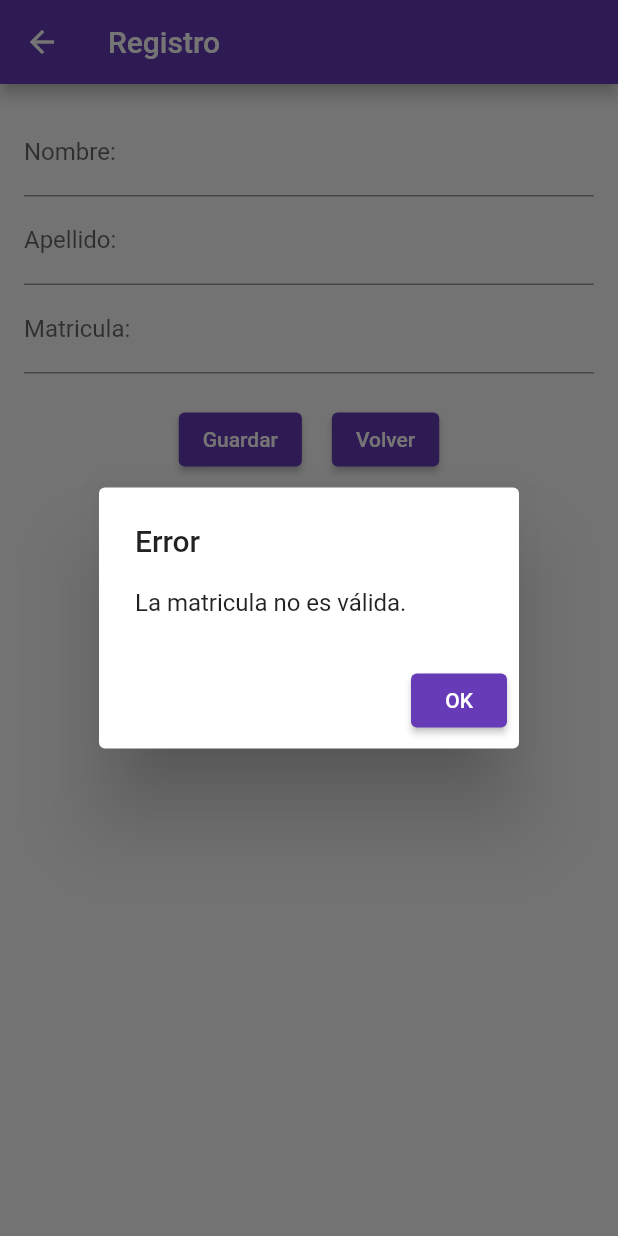
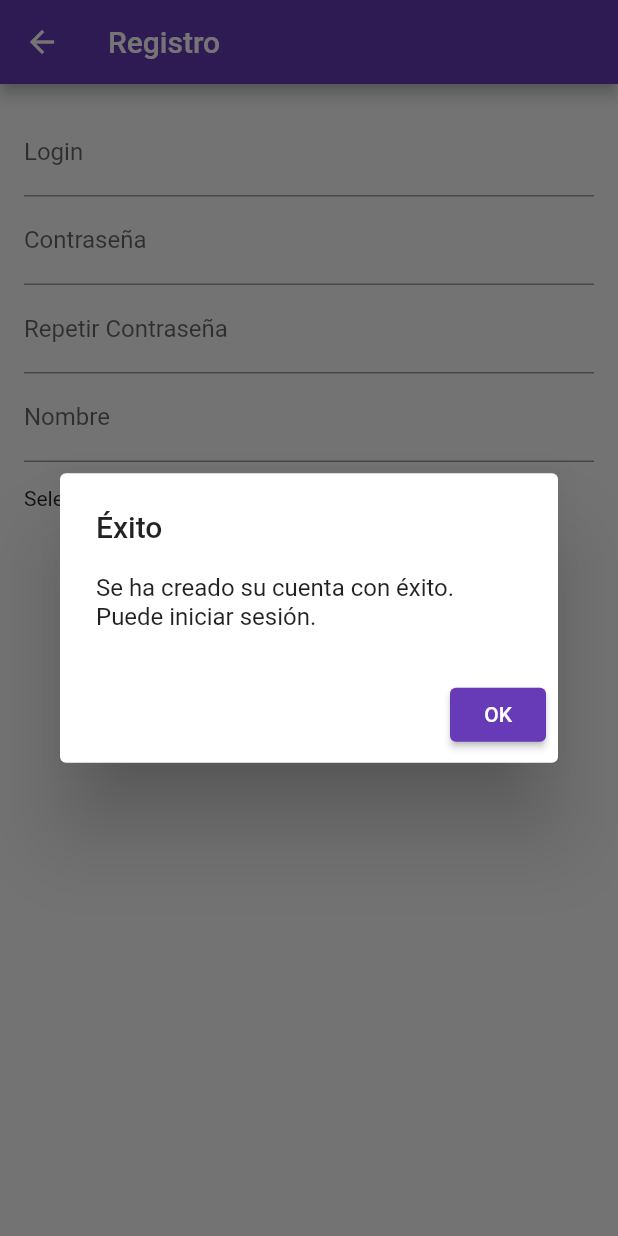
Before and after one commit to EmoMeza/proyecto-informatico, a Flutter app: the Registro screen opened directly, after a tap on "Guardar", on a phone screen of 412 x 824 dp. Run offline on Flutter 3.47's test engine with Material 2 defaults, Android fonts, the phone set to English and light mode, and no system bars; our stand-ins replace carousel_slider, shared_preferences; accounts and stored records are empty.

Commit message:
Revert "Merge branch 'main-para-merge-de-front' into alvaro"
This reverts commit 74b53d541115e0d4839532635db9c8533d07459f, reversing
changes made to 7091749dad1f8e8f4d602887803f2f32035e21f5.

```diff
--- a/frontend/lib/api_services.dart
+++ b/frontend/lib/api_services.dart
@@ -580,57 +580,6 @@ class ApiService {
 
   // -----------------Alumnos-----------------------
 
-  // Función para añadir un alumno
-  // Parametros: nombre, matricula, Map<String, dynamic> data
-  // Retorna: success, data, message
-  static Future<ApiResponse> postAlumno(String nombre, String apellido,
-      int matricula, Map<String, dynamic> data) async {
-    // Unify the data into a single object
-    data['nombre'] = nombre;
-    data['apellido'] = apellido;
-    data['matricula'] = matricula;
-
-    // Check if the matricula has at least 4 digits
-    if ('$matricula'.length < 4) {
-      return ApiResponse(
-          false, {}, 'La matricula $matricula no tiene el mínimo de 4 dígitos');
-    }
-
-    // password = 4 primeros digitos de la matricula + 2 primeras letras del nombre + 2 primeras letras del apellido
-    final password = '$matricula'.substring(0, 4) +
-        nombre.toLowerCase().substring(0, 2) +
-        apellido.toLowerCase().substring(0, 2);
-    data['contraseña'] = password;
-
-    final url = Uri.parse(
-        '$_baseUrl/add/alumno?nombre=$nombre&matricula=$matricula&apellido=$apellido');
-    final jsonBody = json.encode(data);
-
-    try {
-      final response = await http.post(
-        url,
-        headers: {
-          "Content-Type": "application/json",
-        },
-        body: jsonBody,
-      );
-
-      if (response.statusCode == 200) {
-        final responseBody = response.body;
-        // Ya existe el alumno en la bdd
-        if (responseBody.startsWith('El alumno')) {
-          return ApiResponse(false, {}, responseBody);
-        } else {
-          return ApiResponse(true, {}, 'Se ha insertado correctamente');
-        }
-      } else {
-        return ApiResponse(false, {}, 'Error en el servidor');
-      }
-    } catch (error) {
-      return ApiResponse(false, {}, 'Error en la petición: $error');
-    }
-  }
-
   // Funcion para obtener un alumno
   // Parametros: matricula
   // Retorna: success, data, message
@@ -995,41 +944,4 @@ class ApiService {
       return ApiResponse(false, {}, 'Error en la peticion');
     }
   }
-
-  // Función para realizar el inicio de sesión
-  // Parametros: username, password
-  // Retorna: success
-  static Future<ApiResponse> login(String matricula, String password) async {
-    final url = Uri.parse(
-        '$_baseUrl/users/login?matricula=$matricula&password=$password');
-
-    // Crear un mapa con las credenciales del usuario
-    final credentials = {
-      'matricula': matricula,
-      'password': password,
-    };
-
-    final jsonBody = json.encode(credentials);
-
-    // Realiza la solicitud POST para autenticar al usuario
-    final response = await http.post(
-      url,
-      headers: {
-        "Content-Type": "application/json",
-      },
-      body: jsonBody,
-    );
-
-    if (response.statusCode == 200) {
-      final responseBody = response.body;
-
-      if (responseBody.startsWith('Suc')) {
-        return ApiResponse(true, {}, 'Inicio de sesión exitoso');
-      } else {
-        return ApiResponse(false, {}, 'Credenciales incorrectas');
-      }
-    } else {
-      return ApiResponse(false, {}, 'Error en la petición de inicio de sesión');
-    }
-  }
 }
--- a/frontend/lib/main.dart
+++ b/frontend/lib/main.dart
@@ -25,6 +25,7 @@ class MyApp extends StatelessWidget {
       routes: {
         '/login': (context) => const Login(),
         '/menuCAA': (context) => menuCAA(),
+        '/menuAlumnos': (context) => menuAlumnos(),
         '/agregarEvento': (context) => AgregarEvento(),
       },
     );
--- a/frontend/lib/pages/menuAlumnos.dart
+++ b/frontend/lib/pages/menuAlumnos.dart
@@ -9,14 +9,13 @@ class menuAlumnos extends StatelessWidget {
     // Placeholders de 200x200
   ];
 
-  final Map<String, dynamic> alumnoData;
-  menuAlumnos({Key ? key, required this.alumnoData}) : super(key: key);
+  menuAlumnos({super.key});
 
   @override
   Widget build(BuildContext context) {
     return Scaffold(
       appBar: AppBar(
-        title: Text('Alumno: ${alumnoData['nombre']} ${alumnoData['apellido']}'),
+        title: const Text('Alumno: "nombre"'),
       ),
       body: SingleChildScrollView(
         child: Column(
--- a/frontend/lib/pages/registro.dart
+++ b/frontend/lib/pages/registro.dart
@@ -1,8 +1,5 @@
-// ignore_for_file: use_build_context_synchronously
-
 import 'package:flutter/material.dart';
-import 'package:flutter/services.dart';
-import '../api_services.dart';
+import 'package:shared_preferences/shared_preferences.dart';
 
 class Registro extends StatefulWidget {
   const Registro({Key? key}) : super(key: key);
@@ -12,23 +9,25 @@ class Registro extends StatefulWidget {
 }
 
 class _RegistroState extends State<Registro> {
+  TextEditingController loginController = TextEditingController();
+  TextEditingController contrasenaController = TextEditingController();
+  TextEditingController repetirContrasenaController = TextEditingController();
   TextEditingController nombreController = TextEditingController();
-  TextEditingController apellidoController = TextEditingController();
-  TextEditingController matriculaController = TextEditingController();
-  String tipoCuenta = 'Estudiante';
+  String tipoCuenta = 'Estudiante'; // Inicializar con 'Estudiante'
 
   void guardarDatos() async {
-    final matricula = int.tryParse(matriculaController.text) ?? 0000;
+    final prefs = await SharedPreferences.getInstance();
+    final login = loginController.text;
+    final contrasena = contrasenaController.text;
     final nombre = nombreController.text;
-    final apellido = apellidoController.text;
 
-    if ('$matricula'.length < 4 || nombre.isEmpty || apellido.isEmpty) {
+    if (contrasena != repetirContrasenaController.text) {
       showDialog(
         context: context,
         builder: (context) {
           return AlertDialog(
             title: const Text('Error'),
-            content: const Text('La matricula no es válida.'),
+            content: const Text('Las contraseñas no coinciden.'),
             actions: [
               ElevatedButton(
                 onPressed: () {
@@ -43,22 +42,20 @@ class _RegistroState extends State<Registro> {
       return;
     }
 
-    final alumnoData = {
-      'matricula': matricula,
-      'nombre': nombre,
-      'apellido': apellido,
-    };
+    // Guardar los datos en Shared Preferences
+    await prefs.setString('login', login);
+    await prefs.setString('contrasena', contrasena);
+    await prefs.setString('nombre', nombre);
+    await prefs.setString(
+        'tipoCuenta', tipoCuenta); // Guardar el tipo de cuenta
 
-    ApiResponse responseA = await ApiService.postAlumno(nombre, apellido, matricula, alumnoData);
-
-    if (responseA.success) {
-      // ignore: use_build_context_synchronously
     showDialog(
       context: context,
       builder: (context) {
         return AlertDialog(
           title: const Text('Éxito'),
-            content: const Text('Se ha creado su cuenta con éxito. Puede iniciar sesión.'),
+          content: const Text(
+              'Se ha creado su cuenta con éxito. Puede iniciar sesión.'),
           actions: [
             ElevatedButton(
               onPressed: () {
@@ -71,26 +68,6 @@ class _RegistroState extends State<Registro> {
         );
       },
     );
-    } else {
-      // ignore: use_build_context_synchronously
-      showDialog(
-        context: context,
-        builder: (context) {
-          return AlertDialog(
-            title: const Text('Error'),
-            content: Text('Error al registrar al alumno: ${responseA.message}'),
-            actions: [
-              ElevatedButton(
-                onPressed: () {
-                  Navigator.of(context).pop();
-                },
-                child: const Text('OK'),
-              ),
-            ],
-          );
-        },
-      );
-    }
   }
 
   @override
@@ -105,18 +82,43 @@ class _RegistroState extends State<Registro> {
           child: Column(
             children: [
               TextField(
-                controller: nombreController,
-                decoration: const InputDecoration(labelText: 'Nombre: '),
+                controller: loginController,
+                decoration: const InputDecoration(labelText: 'Login'),
               ),
               TextField(
-                controller: apellidoController,
-                decoration: const InputDecoration(labelText: 'Apellido: '),
+                controller: contrasenaController,
+                obscureText: true,
+                decoration: const InputDecoration(labelText: 'Contraseña'),
               ),
               TextField(
-                controller: matriculaController,
-                inputFormatters: [FilteringTextInputFormatter.allow(RegExp(r'[0-9]'))],
-                keyboardType: TextInputType.number,
-                decoration: const InputDecoration(labelText: 'Matricula: '),
+                controller: repetirContrasenaController,
+                obscureText: true,
+                decoration:
+                    const InputDecoration(labelText: 'Repetir Contraseña'),
+              ),
+              TextField(
+                controller: nombreController,
+                decoration: const InputDecoration(labelText: 'Nombre'),
+              ),
+              Row(
+                children: [
+                  const Text('Seleccionar tipo de cuenta:'),
+                  DropdownButton<String>(
+                    value: tipoCuenta,
+                    onChanged: (String? value) {
+                      setState(() {
+                        tipoCuenta = value!;
+                      });
+                    },
+                    items: <String>['Estudiante', 'Centro de Alumnos']
+                        .map((String value) {
+                      return DropdownMenuItem<String>(
+                        value: value,
+                        child: Text(value),
+                      );
+                    }).toList(),
+                  ),
+                ],
               ),
               const SizedBox(height: 20),
               Row(
--- a/frontend/pubspec.yaml
+++ b/frontend/pubspec.yaml
@@ -35,8 +35,7 @@ dependencies:
   intl: ^0.18.1
   carousel_slider: ^4.2.1
   fl_chart: ^0.40.0
-  mongo_dart: ^0.9.3
-  http: ^1.1.0
+  http: ^0.13.3
 
   # The following adds the Cupertino Icons font to your application.
   # Use with the CupertinoIcons class for iOS style icons.
```
Also changed, not shown: frontend/lib/pages/login.dart (+33 -65 lines), frontend/pubspec.lock, 4 other files. Lines whose indentation alone changed are shown as unchanged.
